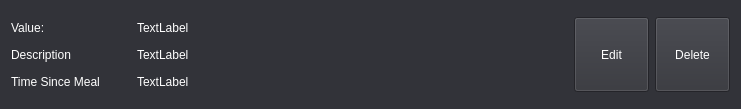
The window that recorddisplayframe.ui (mefleacuzimtiny/DiabTracker) describes before a commit, drawn with Qt 5.
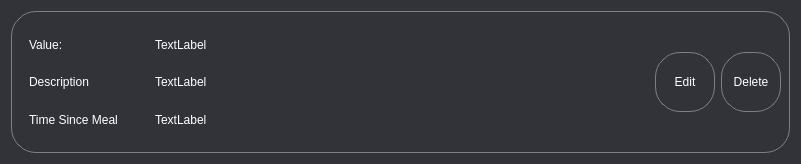
The same window after the commit.

Diff of the .ui file:
```diff
--- a/recorddisplayframe.ui
+++ b/recorddisplayframe.ui
@@ -6,8 +6,8 @@
    <rect>
     <x>0</x>
     <y>0</y>
-    <width>741</width>
-    <height>109</height>
+    <width>801</width>
+    <height>164</height>
    </rect>
   </property>
   <property name="windowTitle">
@@ -19,8 +19,17 @@
   </property>
   <layout class="QVBoxLayout" name="verticalLayout_2">
    <item>
-    <layout class="QHBoxLayout" name="horizontalLayout">
+    <widget class="QWidget" name="contentContainer_2" native="true">
+     <property name="styleSheet">
+      <string notr="true">border: 1px solid gray;
+border-radius: 25px;</string>
+     </property>
+     <layout class="QHBoxLayout" name="contentContainer">
      <item>
+       <widget class="QFrame" name="LabelsGrid">
+        <property name="styleSheet">
+         <string notr="true">border:none;</string>
+        </property>
       <layout class="QGridLayout" name="gridLayout">
        <item row="1" column="0">
         <widget class="QLabel" name="LabelDescription">
@@ -83,19 +92,20 @@
         </widget>
        </item>
       </layout>
+       </widget>
      </item>
      <item>
       <widget class="QPushButton" name="ButtonEdit">
        <property name="minimumSize">
         <size>
-         <width>0</width>
-         <height>75</height>
+          <width>60</width>
+          <height>60</height>
         </size>
        </property>
        <property name="maximumSize">
         <size>
-         <width>75</width>
-         <height>75</height>
+          <width>60</width>
+          <height>60</height>
         </size>
        </property>
        <property name="text">
@@ -107,14 +117,14 @@
       <widget class="QPushButton" name="ButtonDelete">
        <property name="minimumSize">
         <size>
-         <width>0</width>
-         <height>75</height>
+          <width>60</width>
+          <height>60</height>
         </size>
        </property>
        <property name="maximumSize">
         <size>
-         <width>75</width>
-         <height>75</height>
+          <width>60</width>
+          <height>60</height>
         </size>
        </property>
        <property name="text">
@@ -123,6 +133,7 @@
       </widget>
      </item>
     </layout>
+    </widget>
    </item>
   </layout>
  </widget>
```
Left out of the diff: 3 changed lines with no effect on the pictures. Lines whose indentation alone changed are shown as unchanged.
